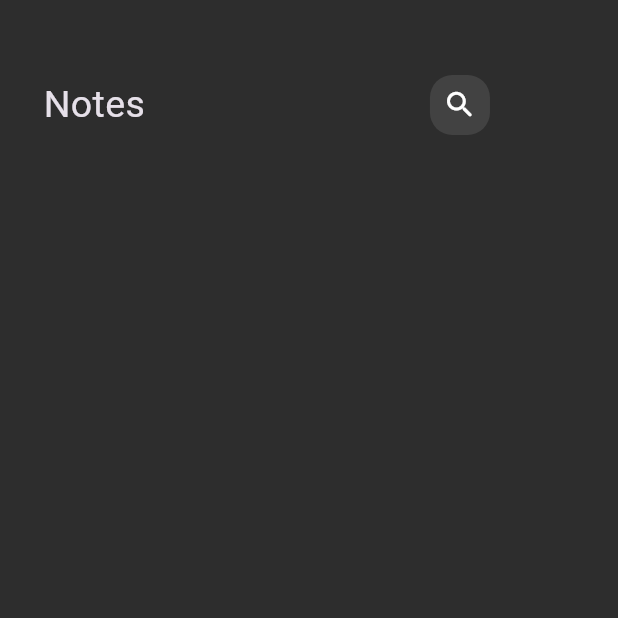
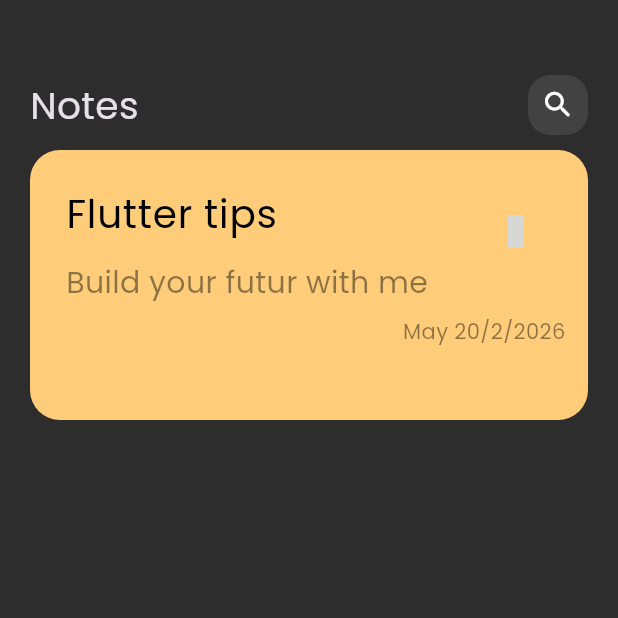
Before and after one commit to wissamdawalibi586-source/Notes-app, a Flutter app: the screen it shows after launch, on a phone screen of 412 x 824 dp, the top half of it. Run offline on Flutter 3.47's test engine with Material 3 defaults, Android fonts, the light colour scheme and no system bars; our stand-ins replace audioplayers, cloud_firestore, firebase_auth, firebase_core, modal_progress_hud_nsn; missing offline and left inert: font_awesome_icon_class; accounts and stored records are empty; grey boxes are pictures that could not be loaded.

Commit message:
the item of notes it's done

```diff
--- a/lib/Floders for notes app/Widgets/Custom_app_bar.dart
+++ b/lib/Floders for notes app/Widgets/Custom_app_bar.dart
@@ -10,7 +10,7 @@
     return Row(
       children: [
         Text("Notes",style: TextStyle(fontSize: 25),),
-        SizedBox(width: 190,),
+        Spacer(flex: 10,),
         CustomSreachIcon()
       ],
     );
--- /dev/null
+++ b/lib/Floders for notes app/Widgets/Notes_Item.dart
@@ -0,0 +1,52 @@
+import 'package:flutter/material.dart';
+import 'package:font_awesome_icon_class/font_awesome_icon_class.dart';
+
+class NotesItem extends StatelessWidget {
+  const NotesItem({super.key});
+
+  @override
+  Widget build(BuildContext context) {
+    return Container(padding: const EdgeInsets.only(top: 15,left: 8),
+      height: 180,
+      decoration: BoxDecoration(
+        color: Color(0xffFFCD7A),
+        borderRadius: BorderRadius.circular(20),
+      ),
+      child: Column(
+        crossAxisAlignment: CrossAxisAlignment.end,
+
+        children: [
+          ListTile(
+            title: Text(
+              'Flutter tips',
+              style: TextStyle(color: Colors.black, fontSize: 26),
+            ),
+
+            subtitle: Padding(
+              padding: const EdgeInsets.only(top: 12),
+              child: Text(
+                "Build your futur with me ",
+                style: TextStyle(color: Colors.black45, fontSize: 20),
+              ),
+            ),
+            trailing: Padding(
+              padding: const EdgeInsets.only(bottom: 18),
+              child: IconButton(
+                onPressed: () {},
+                icon: (Icon(
+                  FontAwesomeIcons.trash,
+                  color: Colors.black,
+                  size: 23,
+                )),
+              ),
+            ),
+          ),
+          Padding(
+            padding: const EdgeInsets.only(right: 15),
+            child: Text("May 20/2/2026", style: TextStyle(color: Colors.black45)),
+          ),
+        ],
+      ),
+    );
+  }
+}
--- a/lib/Floders for notes app/Widgets/Notes_view_Body.dart
+++ b/lib/Floders for notes app/Widgets/Notes_view_Body.dart
@@ -1,4 +1,5 @@
 import 'package:aaaa/Floders%20for%20notes%20app/Widgets/Custom_app_bar.dart';
+import 'package:aaaa/Floders%20for%20notes%20app/Widgets/Notes_Item.dart';
 import 'package:flutter/material.dart';
 
 class NotesviewBody extends StatelessWidget {
@@ -7,10 +8,14 @@
   @override
   Widget build(BuildContext context) {
     return Padding(
-      padding: const EdgeInsets.only(top: 50,left: 29),
+      padding: const EdgeInsets.only(top: 50,left: 20,right: 20),
       child: Column(
         children: [
-          Customappbar()
+          Customappbar(),
+          SizedBox(height: 10),
+          NotesItem(),
+
+
         ],
       ),
     );
--- a/lib/main.dart
+++ b/lib/main.dart
@@ -14,6 +14,7 @@
     return MaterialApp(
       debugShowCheckedModeBanner: false,
       theme: ThemeData(brightness: Brightness.dark ,
+      fontFamily: "Poppins",
       scaffoldBackgroundColor: Color(0xff2D2D2D)),
       home: const NotesView(),
     );
--- a/pubspec.yaml
+++ b/pubspec.yaml
@@ -33,6 +33,7 @@
   firebase_auth: ^6.4.0
   modal_progress_hud_nsn: ^0.5.0
   cloud_firestore: ^6.3.0
+  font_awesome_icon_class: ^0.0.6
 
   flutter:
     sdk: flutter
@@ -88,9 +89,10 @@
   # list giving the asset and other descriptors for the font. For
   # example:
   fonts:
-     - family: Pacifico
+     - family: Poppins
        fonts:
-         - asset: fonts/Pacifico-Regular.ttf
+         - asset: Fonts/Poppins-Regular.ttf
+
 
 
   # For details regarding fonts from package dependencies,
```
Also changed, not shown: Fonts/Poppins-Regular.ttf (added), pubspec.lock.
